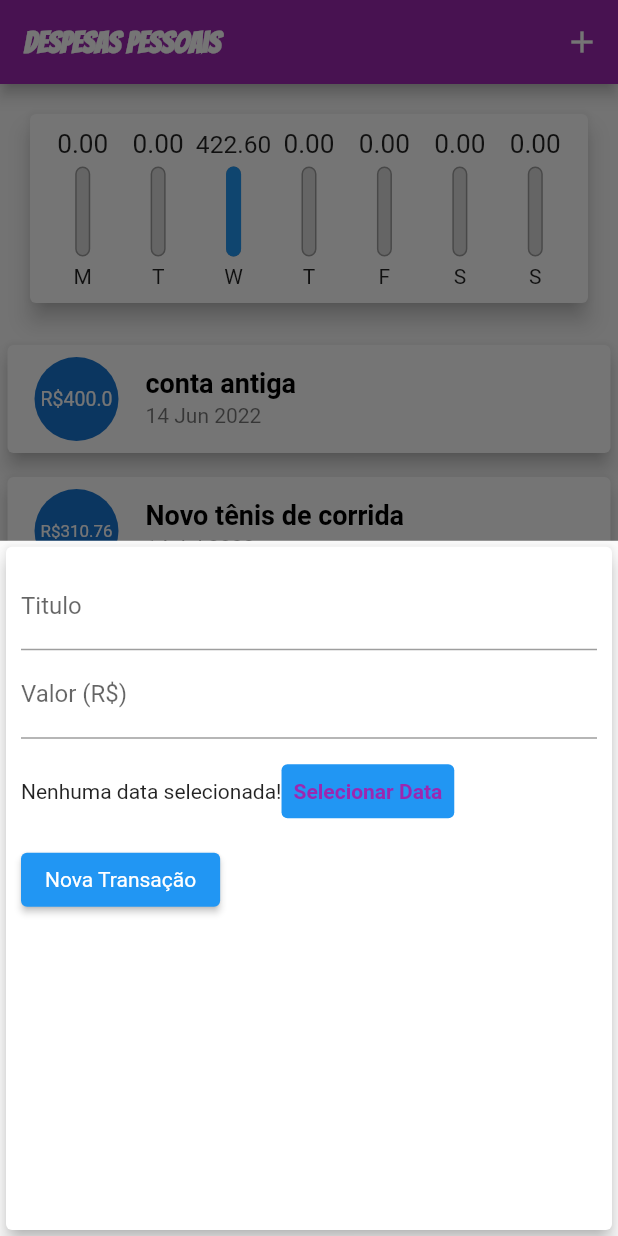
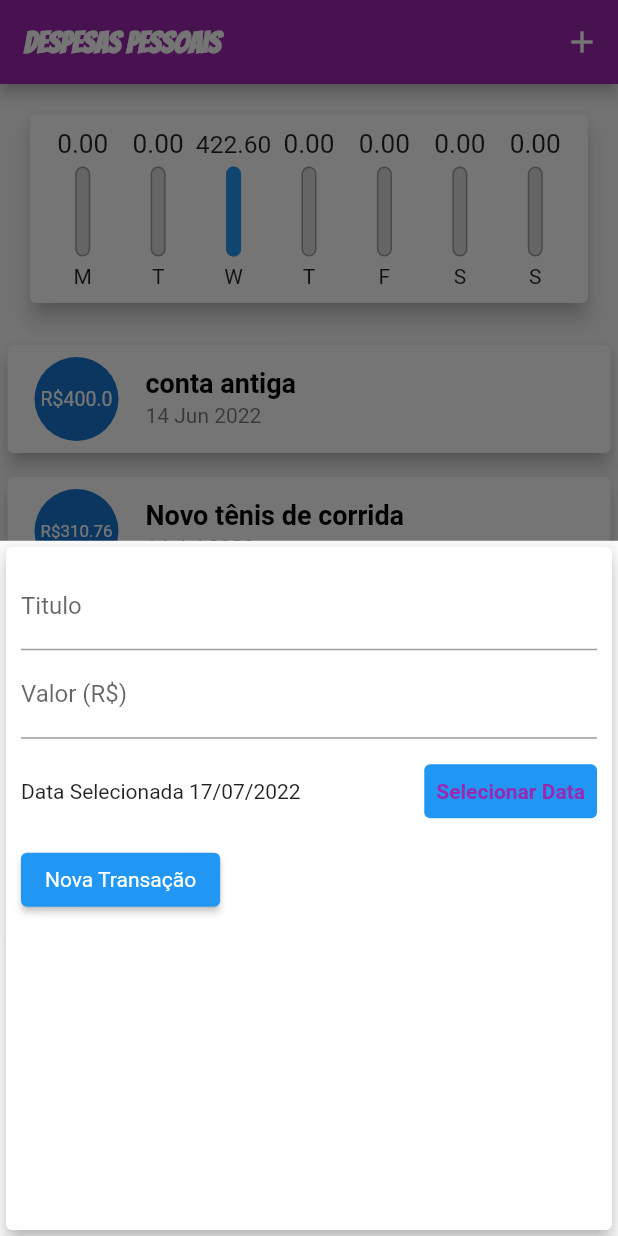
Before and after one commit to LuizRoberto18/ExpensesApp, a Flutter app: the screen it shows after launch, after a tap on the "add" icon, on a phone screen of 412 x 824 dp. Run offline on Flutter 3.47's test engine with Material 2 defaults, Android fonts, the phone set to English and light mode, and no system bars; Roboto replaces fonts that are missing (EduQLDBeginner).

Commit message:
exibindo DatePicker e validando transação com data parsonalizada

```diff
--- a/lib/components/chart.dart
+++ b/lib/components/chart.dart
@@ -58,7 +58,9 @@ class Chart extends StatelessWidget {
               child: ChartBar(
                 label: tr['day'].toString(),
                 value: (tr['value'] as double),
-                percentage: (tr['value'] as double) / _weekTotalValue,
+                percentage: _weekTotalValue == 0
+                    ? 0
+                    : (tr['value'] as double) / _weekTotalValue,
               ),
             );
           }).toList(),
--- a/lib/components/transaction_form.dart
+++ b/lib/components/transaction_form.dart
@@ -1,7 +1,8 @@
 import 'package:flutter/material.dart';
+import 'package:intl/intl.dart';
 
 class TransactionForm extends StatefulWidget {
-  final void Function(String, double) onSubmit;
+  final void Function(String, double, DateTime) onSubmit;
 
   TransactionForm(this.onSubmit);
 
@@ -10,20 +11,38 @@ class TransactionForm extends StatefulWidget {
 }
 
 class _TransactionFormState extends State<TransactionForm> {
-  final titleController = TextEditingController();
-
-  final valueController = TextEditingController();
+  final _titleController = TextEditingController();
+  final _valueController = TextEditingController();
+  DateTime _selectedDate = DateTime.now();
 
   _submitForm() {
-    final title = titleController.text;
-    final value = double.tryParse(valueController.text) ?? 0.0;
+    final title = _titleController.text;
+    final value = double.tryParse(_valueController.text) ?? 0.0;
 
     //se os dados tiverem vazios ou invalidos ele sai da função
-    if (title.isEmpty || value <= 0) {
+    if (title.isEmpty || value <= 0 || _selectedDate == null) {
       return;
     }
 
-    widget.onSubmit(title, value);
+    widget.onSubmit(title, value, _selectedDate);
+  }
+
+  //criando modal para calendario, podendo setar a data inicial quando abre o calendario, o ano de inicio(anos atras) e ate o "ano futuro"
+  _showDatePicker() {
+    showDatePicker(
+      context: context,
+      initialDate: DateTime.now(),
+      firstDate: DateTime(2019),
+      lastDate: DateTime.now(),
+    ).then((pickedDate) {
+      if (pickedDate == null) {
+        return;
+      }
+
+      setState(() {
+        _selectedDate = pickedDate;
+      });
+    });
   }
 
   @override
@@ -34,14 +53,14 @@ class _TransactionFormState extends State<TransactionForm> {
         padding: const EdgeInsets.all(10),
         child: Column(children: [
           TextField(
-            controller: titleController,
+            controller: _titleController,
             onSubmitted: (_) => _submitForm(),
             decoration: InputDecoration(
               labelText: "Titulo",
             ),
           ),
           TextField(
-            controller: valueController,
+            controller: _valueController,
             keyboardType: TextInputType.numberWithOptions(decimal: true),
             onSubmitted: (_) => _submitForm(),
             decoration: InputDecoration(
@@ -52,11 +71,17 @@ class _TransactionFormState extends State<TransactionForm> {
             height: 70,
             child: Row(
               children: [
-                Text("Nenhuma data selecionada!"),
+                Expanded(
+                  child: Text(
+                    _selectedDate == null
+                        ? "Nenhuma data selecionada!"
+                        : "Data Selecionada ${DateFormat('dd/MM/y').format(_selectedDate)}",
+                  ),
+                ),
                 TextButton(
                   style: ElevatedButton.styleFrom(
                       primary: Theme.of(context).copyWith().primaryColor),
-                  onPressed: () {},
+                  onPressed: _showDatePicker,
                   child: Text(
                     "Selecionar Data",
                     style: TextStyle(
--- a/lib/main.dart
+++ b/lib/main.dart
@@ -90,12 +90,12 @@ class _MyHomePageState extends State<MyHomePage> {
         });
   }
 
-  _addTransaction(String title, double value) {
+  _addTransaction(String title, double value, DateTime date) {
     final newTransaction = Transaction(
       id: Random().nextDouble().toString(),
       title: title,
       value: value,
-      date: DateTime.now(),
+      date: date,
     );
 
     setState(() {
```
